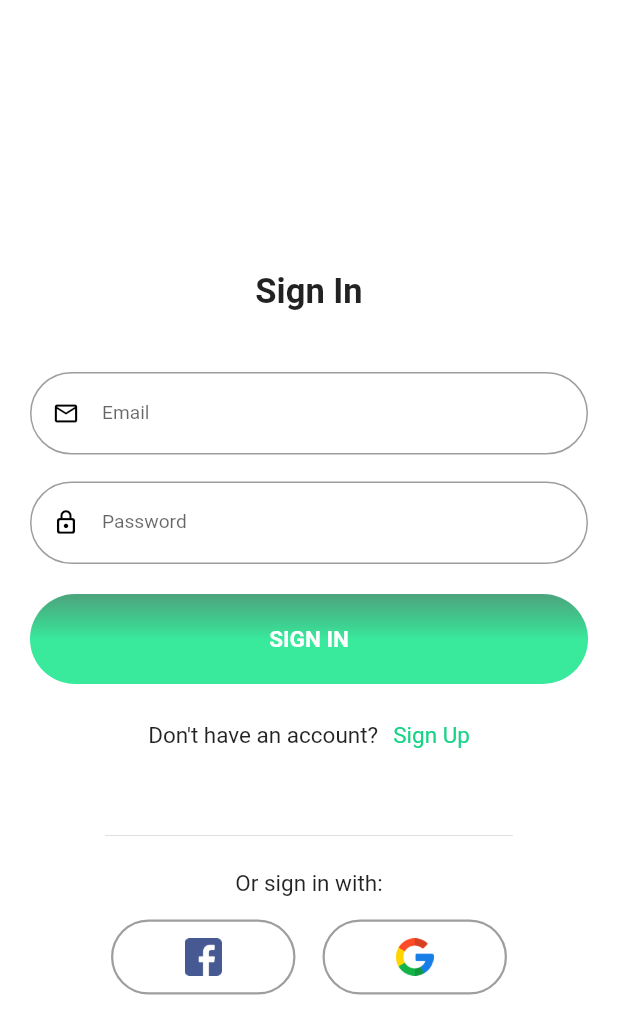
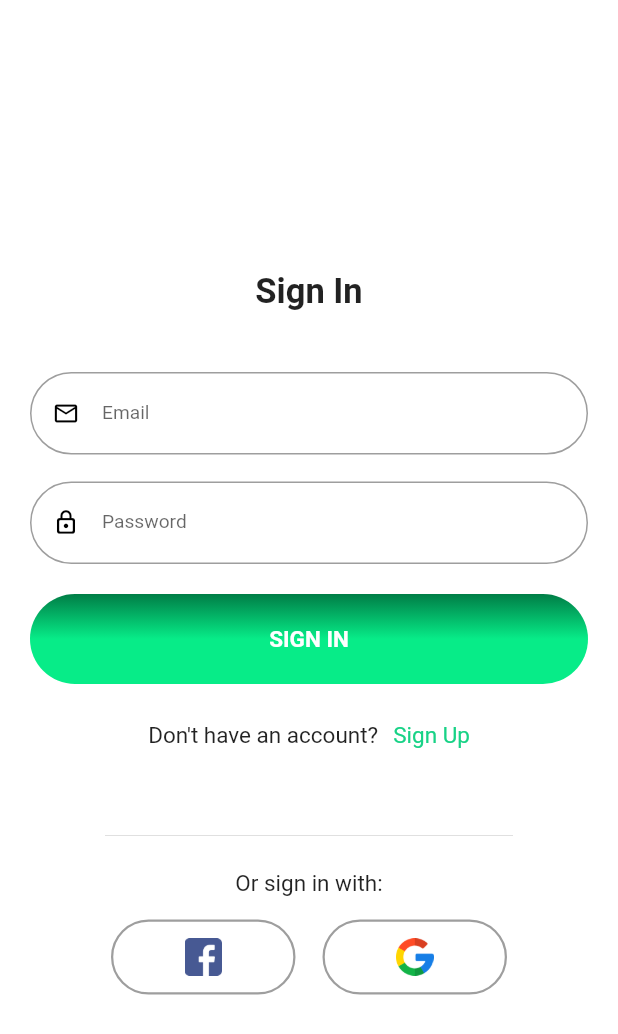
Before and after one commit to blazarnet/zombiapp, a Flutter app: the SignInPage screen opened directly, on a phone screen of 412 x 824 dp. Shown: the top 1034 px of the screen. Run offline on Flutter 3.47's test engine with Material 2 defaults, Android fonts, the phone set to English and light mode, and no system bars; our stand-ins replace rive; missing offline and left inert: mapbox_gl; statements that could not run were skipped.

Commit message:
Se cambiaron los valores de algunos colores, usando los colores oficiales

```diff
--- a/lib/utils/colors.dart
+++ b/lib/utils/colors.dart
@@ -2,9 +2,9 @@ import 'package:flutter/material.dart';
 import 'dart:ui';
 
 List<Color> colorGradient = <Color>[
-  Color.fromRGBO(7, 227, 131, .80),
-  Color.fromRGBO(0, 126, 70, .70),
+  Color.fromRGBO(7, 236, 136, 1),
+  Color.fromRGBO(0, 125, 70, 1),
 ];
 
-Color colorTextSign = Color.fromRGBO(8, 104, 37, 1);
 Color colorGreen = Color.fromRGBO(0, 185, 99, 1);
+Color colorBarrier = Color.fromRGBO(117, 117, 117, .5);
```
